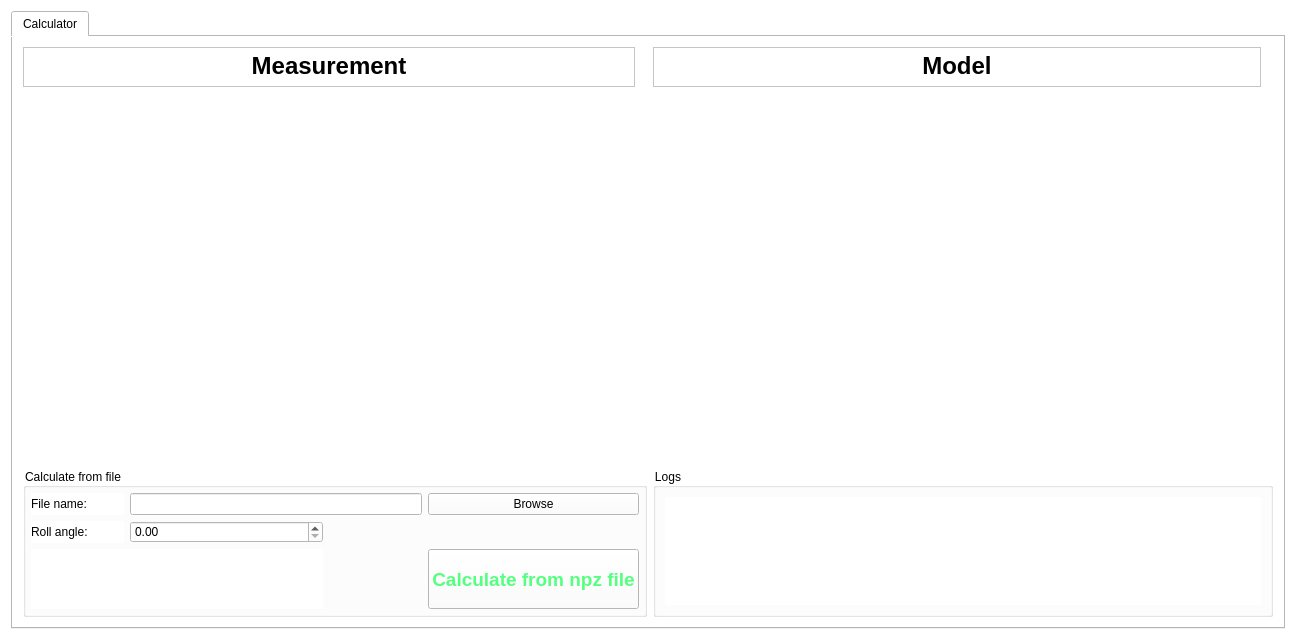
This is gui/UICalculator.ui in sergey-tomin/pyhirex as Qt 5 draws it before an edit. The edited form follows.
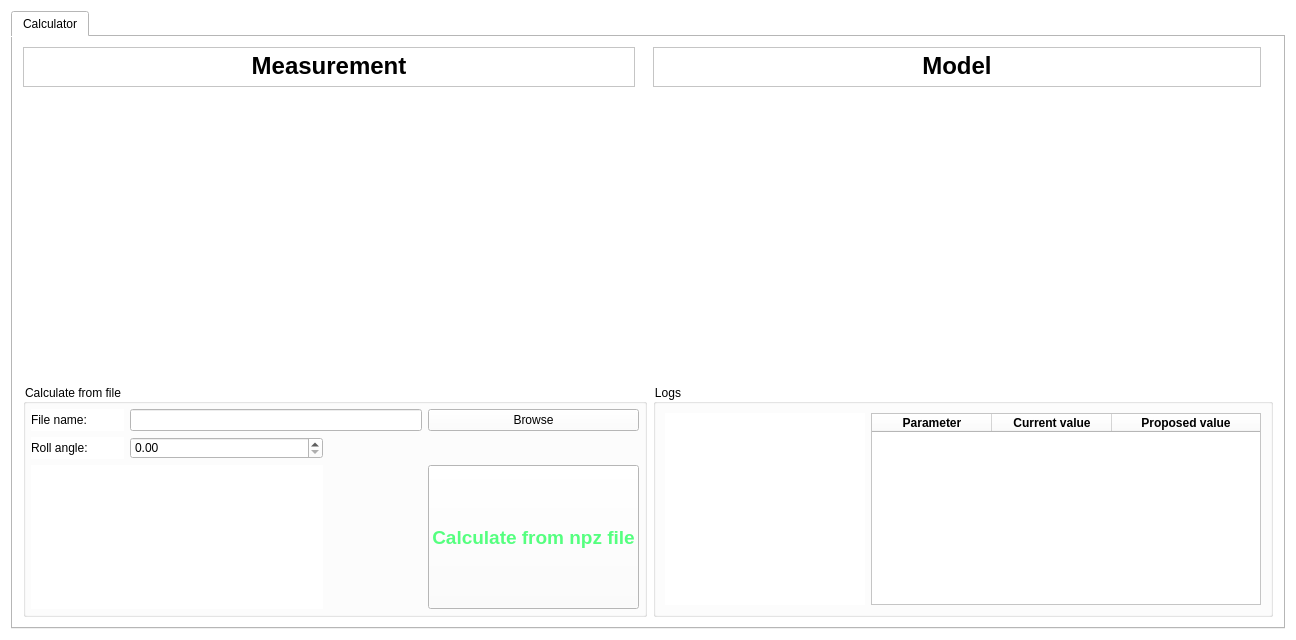
This is the edited form.

```diff
--- a/gui/UICalculator.ui
+++ b/gui/UICalculator.ui
@@ -162,7 +162,7 @@
          <property name="title">
           <string>Logs</string>
          </property>
-         <layout class="QVBoxLayout" name="verticalLayout">
+         <layout class="QHBoxLayout" name="horizontalLayout">
           <item>
            <widget class="QLabel" name="output">
             <property name="minimumSize">
@@ -171,6 +171,12 @@
               <height>20</height>
              </size>
             </property>
+            <property name="maximumSize">
+             <size>
+              <width>300</width>
+              <height>16777215</height>
+             </size>
+            </property>
             <property name="font">
              <font>
               <weight>50</weight>
@@ -188,6 +194,73 @@
             </property>
            </widget>
           </item>
+          <item>
+           <widget class="QTableWidget" name="tableWidget">
+            <property name="maximumSize">
+             <size>
+              <width>16777215</width>
+              <height>16777215</height>
+             </size>
+            </property>
+            <attribute name="horizontalHeaderCascadingSectionResizes">
+             <bool>false</bool>
+            </attribute>
+            <attribute name="horizontalHeaderDefaultSectionSize">
+             <number>120</number>
+            </attribute>
+            <attribute name="horizontalHeaderShowSortIndicator" stdset="0">
+             <bool>true</bool>
+            </attribute>
+            <attribute name="horizontalHeaderStretchLastSection">
+             <bool>true</bool>
+            </attribute>
+            <attribute name="verticalHeaderShowSortIndicator" stdset="0">
+             <bool>true</bool>
+            </attribute>
+            <column>
+             <property name="text">
+              <string>Parameter</string>
+             </property>
+             <property name="font">
+              <font>
+               <weight>75</weight>
+               <bold>true</bold>
+              </font>
+             </property>
+             <property name="textAlignment">
+              <set>AlignCenter</set>
+             </property>
+            </column>
+            <column>
+             <property name="text">
+              <string>Current value</string>
+             </property>
+             <property name="font">
+              <font>
+               <weight>75</weight>
+               <bold>true</bold>
+              </font>
+             </property>
+             <property name="textAlignment">
+              <set>AlignCenter</set>
+             </property>
+            </column>
+            <column>
+             <property name="text">
+              <string>Proposed value</string>
+             </property>
+             <property name="font">
+              <font>
+               <weight>75</weight>
+               <bold>true</bold>
+              </font>
+             </property>
+             <property name="textAlignment">
+              <set>AlignCenter</set>
+             </property>
+            </column>
+           </widget>
+          </item>
          </layout>
         </widget>
        </item>
```
